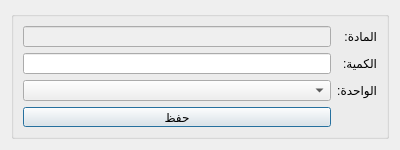
Above: Ui_EditMaterialInWarehouse.ui from rabee361/E-commerce2 before the change. Below: the same form after it.
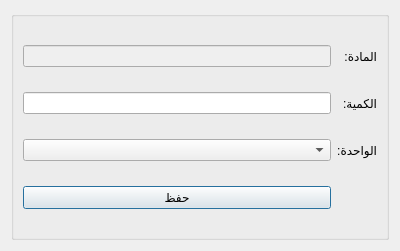
That is the form after the change.

What changed in the file:
```diff
--- a/Ui_EditMaterialInWarehouse.ui
+++ b/Ui_EditMaterialInWarehouse.ui
@@ -7,7 +7,7 @@
     <x>0</x>
     <y>0</y>
     <width>400</width>
-    <height>150</height>
+    <height>251</height>
    </rect>
   </property>
   <property name="minimumSize">
@@ -19,7 +19,7 @@
   <property name="maximumSize">
    <size>
     <width>400</width>
-    <height>200</height>
+    <height>400</height>
    </size>
   </property>
   <property name="windowTitle">
```
